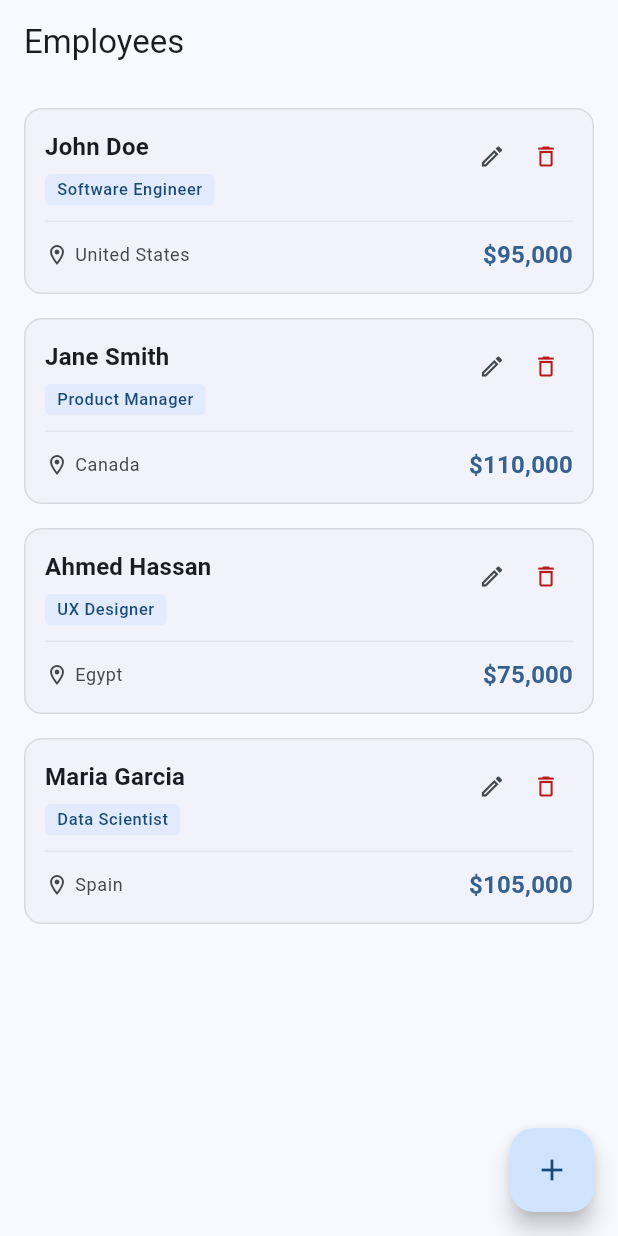
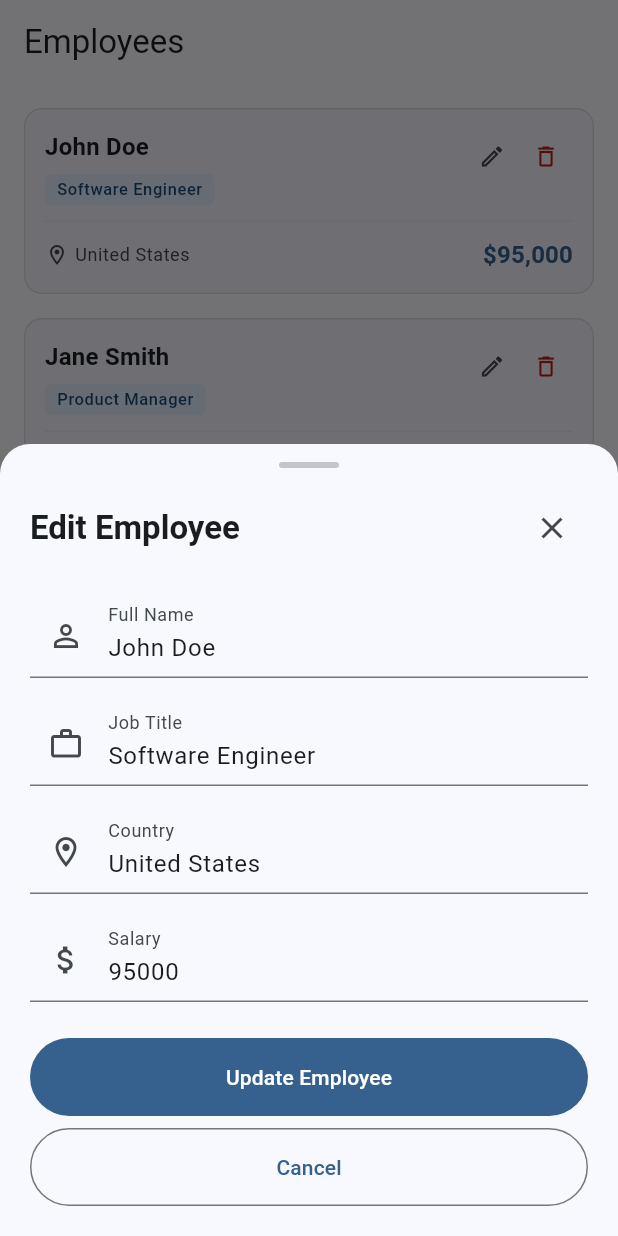
Before and after one commit to adityajaju31/employee-salary-management-flutter, a Flutter app: the screen it shows after launch, after a tap on the "edit" icon, on a phone screen of 412 x 824 dp. Run offline on Flutter 3.47's test engine with Material 3 defaults, Android fonts, the phone set to English and light mode, and no system bars.

Commit message:
feat: add add/edit employee bottom sheet form

```diff
--- /dev/null
+++ b/lib/employee_card.dart
@@ -0,0 +1,158 @@
+import 'package:flutter/material.dart';
+import 'employee_list_page.dart';
+
+class EmployeeCard extends StatelessWidget {
+  final Map<String, dynamic> employee;
+
+  const EmployeeCard({super.key, required this.employee});
+
+  String _formatSalary(int salary) {
+    return '\$${salary.toString().replaceAllMapped(
+      RegExp(r'(\d)(?=(\d{3})+(?!\d))'),
+      (match) => '${match[1]},',
+    )}';
+  }
+
+  @override
+  Widget build(BuildContext context) {
+    final theme = Theme.of(context);
+    final colorScheme = theme.colorScheme;
+
+    return Card(
+      elevation: 0,
+      shape: RoundedRectangleBorder(
+        borderRadius: BorderRadius.circular(12),
+        side: BorderSide(
+          color: colorScheme.outline.withOpacity(0.2),
+          width: 1,
+        ),
+      ),
+      child: InkWell(
+        borderRadius: BorderRadius.circular(12),
+        onTap: () {
+          // TODO: Navigate to employee details
+        },
+        child: Padding(
+          padding: const EdgeInsets.all(14),
+          child: Column(
+            crossAxisAlignment: CrossAxisAlignment.start,
+            mainAxisSize: MainAxisSize.min,
+            children: [
+              Row(
+                mainAxisAlignment: MainAxisAlignment.spaceBetween,
+                crossAxisAlignment: CrossAxisAlignment.start,
+                children: [
+                  Expanded(
+                    child: Column(
+                      crossAxisAlignment: CrossAxisAlignment.start,
+                      children: [
+                        Text(
+                          employee['fullName'] as String,
+                          style: theme.textTheme.titleMedium?.copyWith(
+                            fontWeight: FontWeight.w600,
+                          ),
+                        ),
+                        const SizedBox(height: 6),
+                        Container(
+                          padding: const EdgeInsets.symmetric(
+                            horizontal: 8,
+                            vertical: 3,
+                          ),
+                          decoration: BoxDecoration(
+                            color: colorScheme.primaryContainer.withOpacity(0.5),
+                            borderRadius: BorderRadius.circular(4),
+                          ),
+                          child: Text(
+                            employee['jobTitle'] as String,
+                            style: theme.textTheme.bodySmall?.copyWith(
+                              color: colorScheme.onPrimaryContainer,
+                              fontWeight: FontWeight.w500,
+                              fontSize: 11,
+                            ),
+                          ),
+                        ),
+                      ],
+                    ),
+                  ),
+                  Row(
+                    mainAxisSize: MainAxisSize.min,
+                    children: [
+                      IconButton(
+                        onPressed: () {
+                          EmployeeListPage.showEmployeeForm(context, employee);
+                        },
+                        icon: Icon(
+                          Icons.edit_outlined,
+                          size: 18,
+                          color: colorScheme.onSurfaceVariant,
+                        ),
+                        tooltip: 'Edit',
+                        style: IconButton.styleFrom(
+                          minimumSize: const Size(36, 36),
+                          padding: EdgeInsets.zero,
+                          tapTargetSize: MaterialTapTargetSize.shrinkWrap,
+                        ),
+                      ),
+                      IconButton(
+                        onPressed: () {
+                          // TODO: Delete employee
+                        },
+                        icon: Icon(
+                          Icons.delete_outline,
+                          size: 18,
+                          color: colorScheme.error,
+                        ),
+                        tooltip: 'Delete',
+                        style: IconButton.styleFrom(
+                          minimumSize: const Size(36, 36),
+                          padding: EdgeInsets.zero,
+                          tapTargetSize: MaterialTapTargetSize.shrinkWrap,
+                        ),
+                      ),
+                    ],
+                  ),
+                ],
+              ),
+              const SizedBox(height: 10),
+              Divider(
+                height: 1,
+                thickness: 1,
+                color: colorScheme.outline.withOpacity(0.1),
+              ),
+              const SizedBox(height: 10),
+              Row(
+                mainAxisAlignment: MainAxisAlignment.spaceBetween,
+                crossAxisAlignment: CrossAxisAlignment.center,
+                children: [
+                  Row(
+                    children: [
+                      Icon(
+                        Icons.location_on_outlined,
+                        size: 16,
+                        color: colorScheme.onSurfaceVariant,
+                      ),
+                      const SizedBox(width: 4),
+                      Text(
+                        employee['country'] as String,
+                        style: theme.textTheme.bodySmall?.copyWith(
+                          color: colorScheme.onSurfaceVariant,
+                        ),
+                      ),
+                    ],
+                  ),
+                  Text(
+                    _formatSalary(employee['salary'] as int),
+                    style: theme.textTheme.titleMedium?.copyWith(
+                      color: colorScheme.primary,
+                      fontWeight: FontWeight.bold,
+                    ),
+                  ),
+                ],
+              ),
+            ],
+          ),
+        ),
+      ),
+    );
+  }
+}
--- /dev/null
+++ b/lib/employee_form_bottom_sheet.dart
@@ -0,0 +1,190 @@
+import 'package:flutter/material.dart';
+
+class EmployeeFormBottomSheet extends StatefulWidget {
+  final Map<String, dynamic>? employee;
+
+  const EmployeeFormBottomSheet({super.key, this.employee});
+
+  @override
+  State<EmployeeFormBottomSheet> createState() => _EmployeeFormBottomSheetState();
+}
+
+class _EmployeeFormBottomSheetState extends State<EmployeeFormBottomSheet> {
+  final _formKey = GlobalKey<FormState>();
+  late final TextEditingController _fullNameController;
+  late final TextEditingController _jobTitleController;
+  late final TextEditingController _countryController;
+  late final TextEditingController _salaryController;
+
+  bool _isEditMode = false;
+
+  @override
+  void initState() {
+    super.initState();
+    _isEditMode = widget.employee != null;
+    _fullNameController = TextEditingController(text: widget.employee?['fullName'] ?? '');
+    _jobTitleController = TextEditingController(text: widget.employee?['jobTitle'] ?? '');
+    _countryController = TextEditingController(text: widget.employee?['country'] ?? '');
+    _salaryController = TextEditingController(
+      text: widget.employee?['salary']?.toString() ?? '',
+    );
+  }
+
+  @override
+  void dispose() {
+    _fullNameController.dispose();
+    _jobTitleController.dispose();
+    _countryController.dispose();
+    _salaryController.dispose();
+    super.dispose();
+  }
+
+  @override
+  Widget build(BuildContext context) {
+    final theme = Theme.of(context);
+    final screenHeight = MediaQuery.of(context).size.height;
+    final maxHeight = screenHeight * 0.9;
+
+    return Container(
+      constraints: BoxConstraints(maxHeight: maxHeight),
+      decoration: BoxDecoration(
+        color: theme.scaffoldBackgroundColor,
+        borderRadius: const BorderRadius.vertical(top: Radius.circular(20)),
+      ),
+      child: Column(
+        mainAxisSize: MainAxisSize.min,
+        children: [
+          Container(
+            margin: const EdgeInsets.only(top: 12),
+            width: 40,
+            height: 4,
+            decoration: BoxDecoration(
+              color: theme.colorScheme.outline.withOpacity(0.4),
+              borderRadius: BorderRadius.circular(2),
+            ),
+          ),
+          Padding(
+            padding: const EdgeInsets.fromLTRB(20, 16, 20, 0),
+            child: Row(
+              mainAxisAlignment: MainAxisAlignment.spaceBetween,
+              children: [
+                Text(
+                  _isEditMode ? 'Edit Employee' : 'Add Employee',
+                  style: theme.textTheme.titleLarge?.copyWith(
+                    fontWeight: FontWeight.w600,
+                  ),
+                ),
+                IconButton(
+                  onPressed: () => Navigator.of(context).pop(),
+                  icon: const Icon(Icons.close),
+                ),
+              ],
+            ),
+          ),
+          Flexible(
+            child: SingleChildScrollView(
+              padding: const EdgeInsets.all(20),
+              child: Form(
+                key: _formKey,
+                child: Column(
+                  crossAxisAlignment: CrossAxisAlignment.stretch,
+                  children: [
+                    TextFormField(
+                      controller: _fullNameController,
+                      decoration: const InputDecoration(
+                        labelText: 'Full Name',
+                        hintText: 'Enter full name',
+                        prefixIcon: Icon(Icons.person_outline),
+                      ),
+                      textCapitalization: TextCapitalization.words,
+                      validator: (value) {
+                        if (value == null || value.trim().isEmpty) {
+                          return 'Full name is required';
+                        }
+                        return null;
+                      },
+                    ),
+                    const SizedBox(height: 16),
+                    TextFormField(
+                      controller: _jobTitleController,
+                      decoration: const InputDecoration(
+                        labelText: 'Job Title',
+                        hintText: 'Enter job title',
+                        prefixIcon: Icon(Icons.work_outline),
+                      ),
+                      textCapitalization: TextCapitalization.words,
+                      validator: (value) {
+                        if (value == null || value.trim().isEmpty) {
+                          return 'Job title is required';
+                        }
+                        return null;
+                      },
+                    ),
+                    const SizedBox(height: 16),
+                    TextFormField(
+                      controller: _countryController,
+                      decoration: const InputDecoration(
+                        labelText: 'Country',
+                        hintText: 'Enter country',
+                        prefixIcon: Icon(Icons.location_on_outlined),
+                      ),
+                      textCapitalization: TextCapitalization.words,
+                      validator: (value) {
+                        if (value == null || value.trim().isEmpty) {
+                          return 'Country is required';
+                        }
+                        return null;
+                      },
+                    ),
+                    const SizedBox(height: 16),
+                    TextFormField(
+                      controller: _salaryController,
+                      decoration: const InputDecoration(
+                        labelText: 'Salary',
+                        hintText: 'Enter salary',
+                        prefixIcon: Icon(Icons.attach_money),
+                      ),
+                      keyboardType: TextInputType.number,
+                      validator: (value) {
+                        if (value == null || value.trim().isEmpty) {
+                          return 'Salary is required';
+                        }
+                        final salary = int.tryParse(value);
+                        if (salary == null || salary <= 0) {
+                          return 'Please enter a valid salary';
+                        }
+                        return null;
+                      },
+                    ),
+                    const SizedBox(height: 24),
+                    FilledButton(
+                      onPressed: () {
+                        if (_formKey.currentState!.validate()) {
+                          // TODO: Save employee
+                          Navigator.of(context).pop();
+                        }
+                      },
+                      style: FilledButton.styleFrom(
+                        padding: const EdgeInsets.symmetric(vertical: 16),
+                      ),
+                      child: Text(_isEditMode ? 'Update Employee' : 'Add Employee'),
+                    ),
+                    const SizedBox(height: 8),
+                    OutlinedButton(
+                      onPressed: () => Navigator.of(context).pop(),
+                      style: OutlinedButton.styleFrom(
+                        padding: const EdgeInsets.symmetric(vertical: 16),
+                      ),
+                      child: const Text('Cancel'),
+                    ),
+                    SizedBox(height: MediaQuery.of(context).viewInsets.bottom),
+                  ],
+                ),
+              ),
+            ),
+          ),
+        ],
+      ),
+    );
+  }
+}
--- a/lib/employee_list_page.dart
+++ b/lib/employee_list_page.dart
@@ -1,4 +1,6 @@
 import 'package:flutter/material.dart';
+import 'employee_card.dart';
+import 'employee_form_bottom_sheet.dart';
 
 class EmployeeListPage extends StatelessWidget {
   const EmployeeListPage({super.key});
@@ -86,7 +88,7 @@ class EmployeeListPage extends StatelessWidget {
                           mainAxisSpacing: 12,
                         ),
                         itemCount: _mockEmployees.length,
-                        itemBuilder: (context, index) => _EmployeeCard(
+                        itemBuilder: (context, index) => EmployeeCard(
                           employee: _mockEmployees[index],
                         ),
                       )
@@ -94,7 +96,7 @@ class EmployeeListPage extends StatelessWidget {
                         padding: EdgeInsets.zero,
                         itemCount: _mockEmployees.length,
                         separatorBuilder: (_, __) => const SizedBox(height: 8),
-                        itemBuilder: (context, index) => _EmployeeCard(
+                        itemBuilder: (context, index) => EmployeeCard(
                           employee: _mockEmployees[index],
                         ),
                       ),
@@ -105,166 +107,19 @@ class EmployeeListPage extends StatelessWidget {
       ),
       floatingActionButton: FloatingActionButton(
         onPressed: () {
-          // TODO: Show add employee dialog
+          EmployeeListPage.showEmployeeForm(context, null);
         },
         child: const Icon(Icons.add),
       ),
     );
   }
-}
 
-class _EmployeeCard extends StatelessWidget {
-  final Map<String, dynamic> employee;
-
-  const _EmployeeCard({required this.employee});
-
-  String _formatSalary(int salary) {
-    return '\$${salary.toString().replaceAllMapped(
-      RegExp(r'(\d)(?=(\d{3})+(?!\d))'),
-      (match) => '${match[1]},',
-    )}';
-  }
-
-  @override
-  Widget build(BuildContext context) {
-    final theme = Theme.of(context);
-    final colorScheme = theme.colorScheme;
-
-    return Card(
-      elevation: 0,
-      shape: RoundedRectangleBorder(
-        borderRadius: BorderRadius.circular(12),
-        side: BorderSide(
-          color: colorScheme.outline.withOpacity(0.2),
-          width: 1,
-        ),
-      ),
-      child: InkWell(
-        borderRadius: BorderRadius.circular(12),
-        onTap: () {
-          // TODO: Navigate to employee details
-        },
-        child: Padding(
-          padding: const EdgeInsets.all(14),
-          child: Column(
-            crossAxisAlignment: CrossAxisAlignment.start,
-            mainAxisSize: MainAxisSize.min,
-            children: [
-              Row(
-                mainAxisAlignment: MainAxisAlignment.spaceBetween,
-                crossAxisAlignment: CrossAxisAlignment.start,
-                children: [
-                  Expanded(
-                    child: Column(
-                      crossAxisAlignment: CrossAxisAlignment.start,
-                      children: [
-                        Text(
-                          employee['fullName'] as String,
-                          style: theme.textTheme.titleMedium?.copyWith(
-                            fontWeight: FontWeight.w600,
-                          ),
-                        ),
-                        const SizedBox(height: 6),
-                        Container(
-                          padding: const EdgeInsets.symmetric(
-                            horizontal: 8,
-                            vertical: 3,
-                          ),
-                          decoration: BoxDecoration(
-                            color: colorScheme.primaryContainer.withOpacity(0.5),
-                            borderRadius: BorderRadius.circular(4),
-                          ),
-                          child: Text(
-                            employee['jobTitle'] as String,
-                            style: theme.textTheme.bodySmall?.copyWith(
-                              color: colorScheme.onPrimaryContainer,
-                              fontWeight: FontWeight.w500,
-                              fontSize: 11,
-                            ),
-                          ),
-                        ),
-                      ],
-                    ),
-                  ),
-                  Row(
-                    mainAxisSize: MainAxisSize.min,
-                    children: [
-                      IconButton(
-                        onPressed: () {
-                          // TODO: Edit employee
-                        },
-                        icon: Icon(
-                          Icons.edit_outlined,
-                          size: 18,
-                          color: colorScheme.onSurfaceVariant,
-                        ),
-                        tooltip: 'Edit',
-                        style: IconButton.styleFrom(
-                          minimumSize: const Size(36, 36),
-                          padding: EdgeInsets.zero,
-                          tapTargetSize: MaterialTapTargetSize.shrinkWrap,
-                        ),
-                      ),
-                      IconButton(
-                        onPressed: () {
-                          // TODO: Delete employee
-                        },
-                        icon: Icon(
-                          Icons.delete_outline,
-                          size: 18,
-                          color: colorScheme.error,
-                        ),
-                        tooltip: 'Delete',
-                        style: IconButton.styleFrom(
-                          minimumSize: const Size(36, 36),
-                          padding: EdgeInsets.zero,
-                          tapTargetSize: MaterialTapTargetSize.shrinkWrap,
-                        ),
-                      ),
-                    ],
-                  ),
-                ],
-              ),
-              const SizedBox(height: 10),
-              Divider(
-                height: 1,
-                thickness: 1,
-                color: colorScheme.outline.withOpacity(0.1),
-              ),
-              const SizedBox(height: 10),
-              Row(
-                mainAxisAlignment: MainAxisAlignment.spaceBetween,
-                crossAxisAlignment: CrossAxisAlignment.center,
-                children: [
-                  Row(
-                    children: [
-                      Icon(
-                        Icons.location_on_outlined,
-                        size: 16,
-                        color: colorScheme.onSurfaceVariant,
-                      ),
-                      const SizedBox(width: 4),
-                      Text(
-                        employee['country'] as String,
-                        style: theme.textTheme.bodySmall?.copyWith(
-                          color: colorScheme.onSurfaceVariant,
-                        ),
-                      ),
-                    ],
-                  ),
-                  Text(
-                    _formatSalary(employee['salary'] as int),
-                    style: theme.textTheme.titleMedium?.copyWith(
-                      color: colorScheme.primary,
-                      fontWeight: FontWeight.bold,
-                    ),
-                  ),
-                ],
-              ),
-            ],
-          ),
-        ),
-      ),
+  static void showEmployeeForm(BuildContext context, Map<String, dynamic>? employee) {
+    showModalBottomSheet(
+      context: context,
+      isScrollControlled: true,
+      useSafeArea: true,
+      builder: (context) => EmployeeFormBottomSheet(employee: employee),
     );
   }
 }
```
